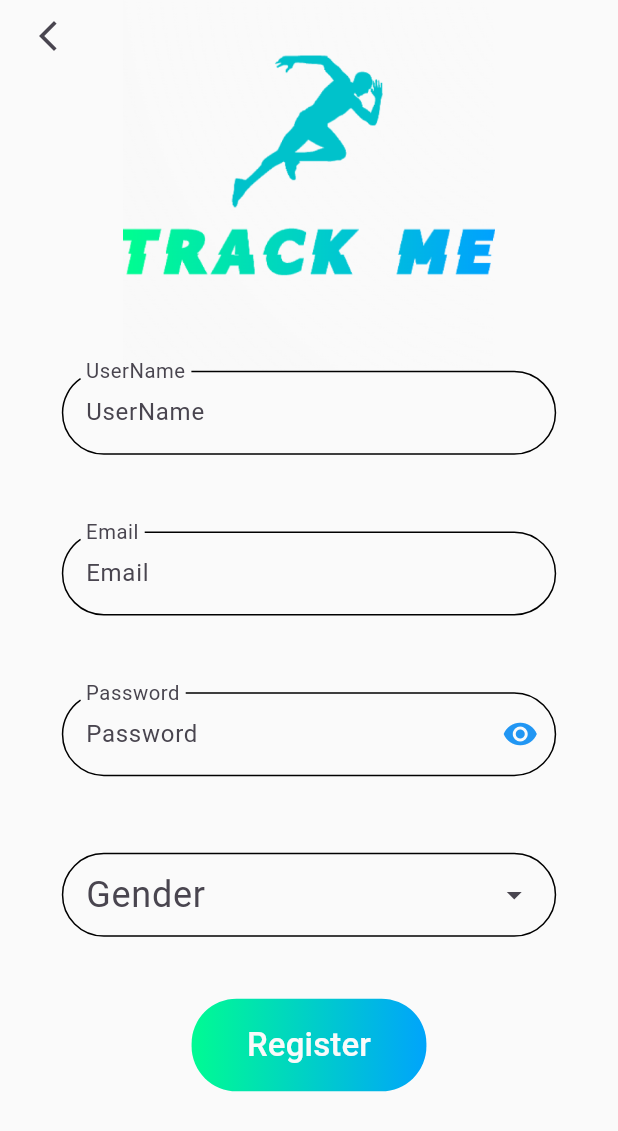
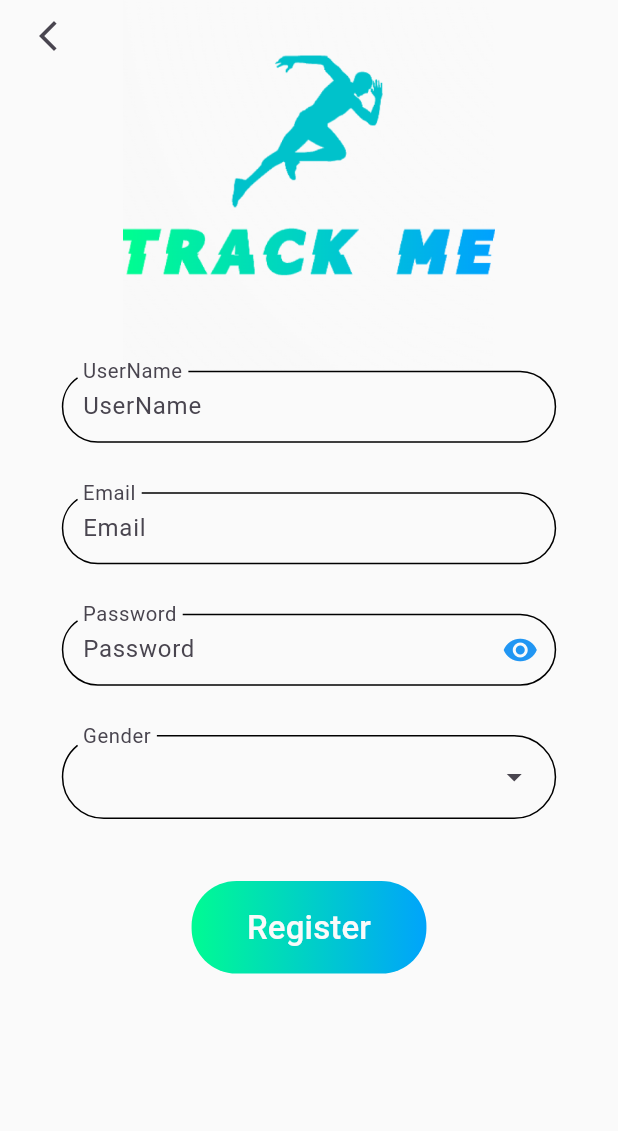
Before and after one commit to AliRaouf/Track-Me, a Flutter app: the RegisterScreen screen opened directly, on a phone screen of 412 x 824 dp. Shown: the top 1131 px of the screen. Run offline on Flutter 3.47's test engine with Material 3 defaults, Android fonts, the light colour scheme and no system bars; our stand-ins replace bloc, cloud_firestore, firebase_auth, firebase_core, flutter_bloc, google_fonts; accounts and stored records are empty; Roboto replaces fonts that are missing (Itim).

Commit message:
fixed validator and dropdown size

```diff
--- a/lib/components/custom_form_text_field.dart
+++ b/lib/components/custom_form_text_field.dart
@@ -29,7 +29,7 @@ class CustomTextFormField extends StatelessWidget {
           return "field is required";
         }
       },
-      decoration: InputDecoration(
+      decoration: InputDecoration(contentPadding: EdgeInsets.symmetric(vertical:10,horizontal: 10),
           hintText: hint,
           labelText: label,
           labelStyle: GoogleFonts.itim(fontSize: 18),
@@ -44,7 +44,10 @@ class CustomTextFormField extends StatelessWidget {
           suffixIconColor:iconColor
       ,focusedErrorBorder: OutlineInputBorder(
           borderRadius: BorderRadius.circular(30),
-          borderSide: const BorderSide(color: Colors.black))
+          borderSide: const BorderSide(color: Colors.black)),
+        errorBorder: OutlineInputBorder(
+            borderRadius: BorderRadius.circular(30),
+            borderSide: const BorderSide(color: Colors.black))
       ),
     );
   }
--- a/lib/screen/login_screen.dart
+++ b/lib/screen/login_screen.dart
@@ -72,7 +72,6 @@ class _LoginScreenState extends State<LoginScreen> {
             children: [
               Container(
                 width: screenWidth * 0.8,
-                height: screenHeight * 0.09,
                 margin: EdgeInsets.only(
                     bottom: screenHeight * 0.04),
                 child: CustomTextFormField(
@@ -84,7 +83,6 @@ class _LoginScreenState extends State<LoginScreen> {
               ),
               Container(
                 width: screenWidth * 0.8,
-                height: screenHeight * 0.09,
                 margin: EdgeInsets.only(
                     bottom: screenHeight * 0.06),
                 child: CustomTextFormField(
--- a/lib/screen/register_screen.dart
+++ b/lib/screen/register_screen.dart
@@ -1,18 +1,16 @@
 import 'package:flutter/material.dart';
 import 'package:flutter_bloc/flutter_bloc.dart';
+import 'package:google_fonts/google_fonts.dart';
 import 'package:track_me/blocs/register/register_cubit.dart';
 import 'package:track_me/components/custom_form_text_field.dart';
-
 import '../components/gradient_button.dart';
 import 'login_screen.dart';
 
 class RegisterScreen extends StatefulWidget {
   const RegisterScreen({super.key});
-
   @override
   State<RegisterScreen> createState() => _RegisterScreenState();
 }
-
 class _RegisterScreenState extends State<RegisterScreen> {
   bool _isPasswordObscured = true;
   var emailController = TextEditingController();
@@ -24,26 +22,23 @@ class _RegisterScreenState extends State<RegisterScreen> {
     const DropdownMenuEntry(value: "Male", label: "Male"),
     const DropdownMenuEntry(value: "Female", label: "Female"),
   ];
-
   void _togglePasswordVisibility() {
     setState(() {
       _isPasswordObscured = !_isPasswordObscured;
     });
   }
-
   @override
   Widget build(BuildContext context) {
     double screenWidth = MediaQuery.of(context).size.width;
     double screenHeight = MediaQuery.of(context).size.height;
-    var cubit=RegisterCubit.get(context);
+    var cubit = RegisterCubit.get(context);
     return BlocConsumer<RegisterCubit, RegisterState>(
       listener: (context, state) {
-    if(state is RegisterSuccessState){
+        if (state is RegisterSuccessState) {
           cubit.showSnackBar(context, "Account Created Successfully");
           Navigator.push(
-          context,
-          MaterialPageRoute(builder: (context) => LoginScreen()));
-    }else if(state is RegisterErrorState){
+              context, MaterialPageRoute(builder: (context) => LoginScreen()));
+        } else if (state is RegisterErrorState) {
           cubit.showSnackBar(context, state.error.toString());
         }
       },
@@ -52,15 +47,17 @@ class _RegisterScreenState extends State<RegisterScreen> {
           backgroundColor: const Color(0xfffafafa),
           body: Padding(
             padding: const EdgeInsets.symmetric(horizontal: 8.0),
-        child: ListView(children: [Stack(
+            child: ListView(children: [
+              Stack(
                 children: [
                   Center(
-                child: SizedBox(height: screenHeight*0.3,
+                    child: SizedBox(
+                        height: screenHeight * 0.3,
                         child: Image.asset(
                           "assets/images/logo.png",
-                    )
+                        )),
                   ),
-              ), Row(
+                  Row(
                     children: [
                       IconButton(
                           onPressed: () {
@@ -76,9 +73,7 @@ class _RegisterScreenState extends State<RegisterScreen> {
                 children: [
                   Container(
                     width: screenWidth * 0.8,
-                height: screenHeight * 0.09,
-                margin: EdgeInsets.only(
-                    bottom: screenHeight * 0.04),
+                    margin: EdgeInsets.only(bottom: screenHeight * 0.04),
                     child: CustomTextFormField(
                       hint: "UserName",
                       controller: usernameController,
@@ -88,9 +83,7 @@ class _RegisterScreenState extends State<RegisterScreen> {
                   ),
                   Container(
                     width: screenWidth * 0.8,
-                height: screenHeight * 0.09,
-                margin: EdgeInsets.only(
-                    bottom: screenHeight * 0.04),
+                    margin: EdgeInsets.only(bottom: screenHeight * 0.04),
                     child: CustomTextFormField(
                       hint: "Email",
                       controller: emailController,
@@ -100,9 +93,7 @@ class _RegisterScreenState extends State<RegisterScreen> {
                   ),
                   Container(
                     width: screenWidth * 0.8,
-                height: screenHeight * 0.09,
-                margin: EdgeInsets.only(
-                    bottom: screenHeight * 0.04),
+                    margin: EdgeInsets.only(bottom: screenHeight * 0.04),
                     child: CustomTextFormField(
                       hint: "Password",
                       controller: passwordController,
@@ -117,12 +108,17 @@ class _RegisterScreenState extends State<RegisterScreen> {
                           icon: Icon(_isPasswordObscured
                               ? Icons.visibility
                               : Icons.visibility_off)),
-                  iconColor: _isPasswordObscured ? Colors.blue : Colors.grey,
+                      iconColor:
+                          _isPasswordObscured ? Colors.blue : Colors.grey,
                     ),
                   ),
                   DropdownMenu<String>(
                       width: screenWidth * 0.8,
                       inputDecorationTheme: InputDecorationTheme(
+                          floatingLabelBehavior: FloatingLabelBehavior.always,
+                          constraints:
+                              BoxConstraints(maxHeight: screenHeight * 0.075),
+                          contentPadding: EdgeInsets.symmetric(horizontal: 10),
                           focusedBorder: OutlineInputBorder(
                               borderRadius: BorderRadius.circular(30),
                               borderSide:
@@ -131,9 +127,9 @@ class _RegisterScreenState extends State<RegisterScreen> {
                               borderRadius: BorderRadius.circular(30),
                               borderSide:
                                   const BorderSide(color: Colors.black))),
-                  label: const Text(
+                      label: Text(
                         "Gender",
-                    style: TextStyle(fontSize: 24),
+                        style: GoogleFonts.itim(fontSize: 18),
                       ),
                       controller: genderController,
                       dropdownMenuEntries: genders,
@@ -141,15 +137,20 @@ class _RegisterScreenState extends State<RegisterScreen> {
                         genderController.text = value!;
                         print(genderController.text);
                       }),
-              Container(margin: EdgeInsets.only(top: screenHeight*0.05),
+                  Container(
+                    margin: EdgeInsets.only(top: screenHeight * 0.05),
                     child: GradientButton(
                       screenWidth: screenWidth * 0.38,
                       screenHeight: screenHeight * 0.075,
                       text: 'Register',
                       onpressed: () {
-                    print("${emailController.text},${passwordController.text}, ${usernameController
-                        .text}, ${genderController.text}");
-                    cubit.registerUser(emailController.text, passwordController.text, usernameController.text, genderController.text);
+                        print(
+                            "${emailController.text},${passwordController.text}, ${usernameController.text}, ${genderController.text}");
+                        cubit.registerUser(
+                            emailController.text,
+                            passwordController.text,
+                            usernameController.text,
+                            genderController.text);
                       },
                     ),
                   ),
```
Lines whose indentation alone changed are shown as unchanged.
